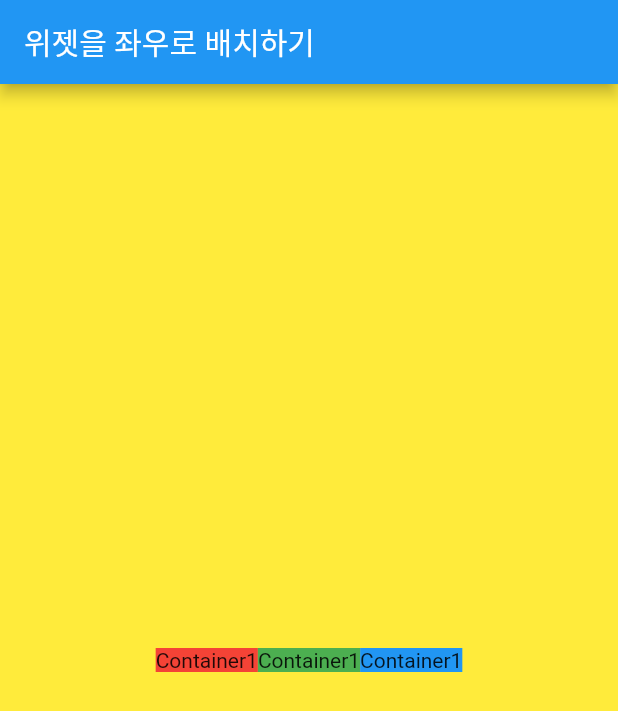
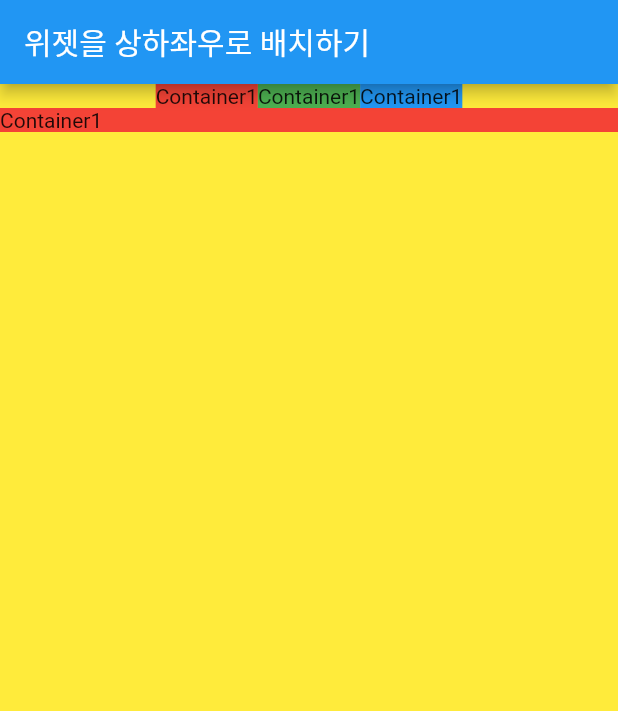
Before and after one commit to qkrjh0904/flutter-study, a Flutter app: the screen it shows after launch, on a phone screen of 412 x 824 dp. Shown: the top 711 px of the screen. Run offline on Flutter 3.47's test engine with Material 2 defaults, Android fonts, the phone set to English and light mode, and no system bars.

Commit message:
위젯을 상하좌우로 배치하기

```diff
--- a/lib/main.dart
+++ b/lib/main.dart
@@ -5,7 +5,7 @@ void main() {
     MaterialApp(
       home: Scaffold(
         appBar: AppBar(
-          title: Text('위젯을 좌우로 배치하기'),
+          title: Text('위젯을 상하좌우로 배치하기'),
         ),
         body: Body(),
       ),
@@ -22,7 +22,9 @@ class Body extends StatelessWidget {
       height: double.infinity,
       width: double.infinity,
       color: Colors.yellow,
-      child: Row(
+      child: Column(
+        children: [
+          Row(
             mainAxisAlignment: MainAxisAlignment.center,
             children: [
               Container(
@@ -39,6 +41,13 @@ class Body extends StatelessWidget {
               ),
             ],
           ),
+          Container(
+            width: double.infinity,
+            color: Colors.red,
+            child: Text('Container1'),
+          ),
+        ],
+      ),
     );
   }
 }
```
Lines whose indentation alone changed are shown as unchanged.
